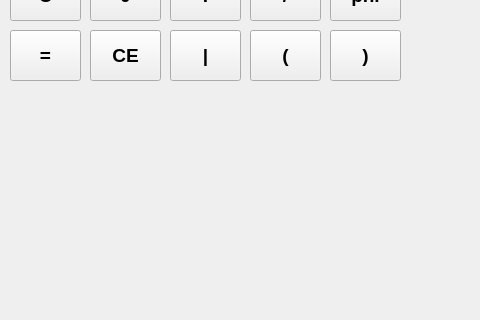
The window that mainwindow.ui (injecktor/mathApplication) describes before a commit, drawn with Qt 5; both pictures show x 0 to 480 and y 370 to 690 of the 1292 by 794 pixel window.
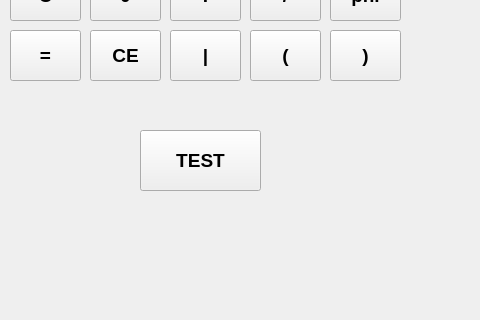
The same window after the commit.

Commit message: Parser fixed, test mod added

```diff
--- a/mainwindow.ui
+++ b/mainwindow.ui
@@ -608,6 +608,29 @@
      <string>=</string>
     </property>
    </widget>
+   <widget class="QPushButton" name="testButton">
+    <property name="geometry">
+     <rect>
+      <x>140</x>
+      <y>500</y>
+      <width>121</width>
+      <height>61</height>
+     </rect>
+    </property>
+    <property name="font">
+     <font>
+      <family>Segoe UI</family>
+      <pointsize>14</pointsize>
+      <bold>true</bold>
+     </font>
+    </property>
+    <property name="cursor">
+     <cursorShape>PointingHandCursor</cursorShape>
+    </property>
+    <property name="text">
+     <string>TEST</string>
+    </property>
+   </widget>
   </widget>
   <widget class="QMenuBar" name="menubar">
    <property name="geometry">
```
The commit also changes 9 other files.
